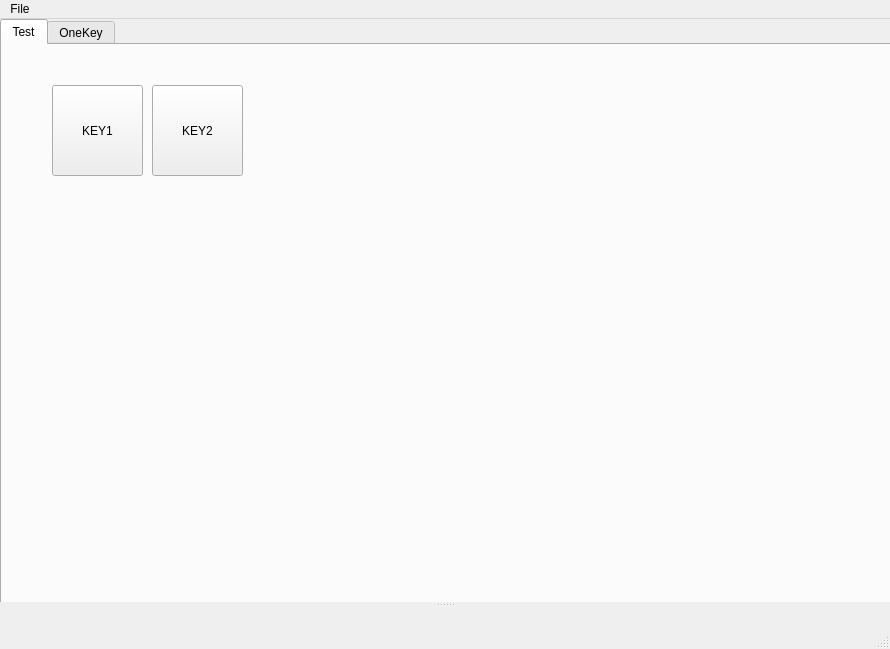
This is KeyBoardSetter/KeyboardSetter/mainwindow.ui in TabbycatPie/CustomKeyboard as Qt 5 draws it before an edit. The edited form follows.
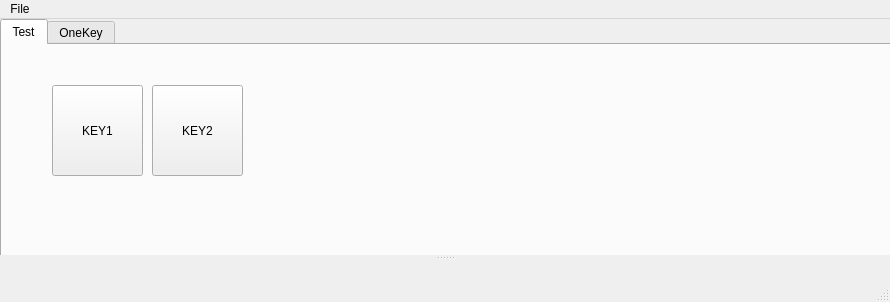
This is the edited form.

The edit to the form file:
```diff
--- a/KeyBoardSetter/KeyboardSetter/mainwindow.ui
+++ b/KeyBoardSetter/KeyboardSetter/mainwindow.ui
@@ -10,7 +10,7 @@
     <x>0</x>
     <y>0</y>
     <width>890</width>
-    <height>649</height>
+    <height>302</height>
    </rect>
   </property>
   <property name="windowTitle">
@@ -110,12 +110,6 @@
   </widget>
   <widget class="QStatusBar" name="statusbar"/>
   <widget class="QDockWidget" name="dockKeyboard">
-   <property name="minimumSize">
-    <size>
-     <width>377</width>
-     <height>0</height>
-    </size>
-   </property>
    <property name="maximumSize">
     <size>
      <width>900</width>
```
Left out of the diff: 12 changed lines with no effect on the pictures.
